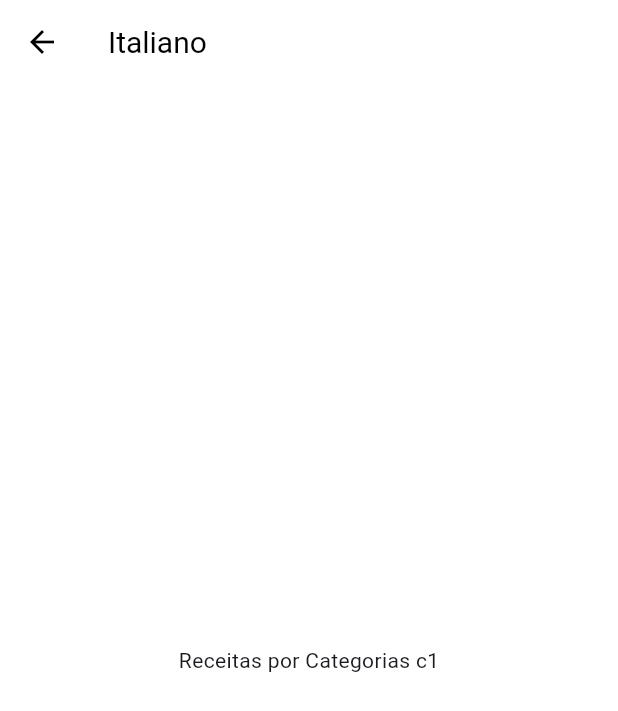
After one commit to absjuniordev/food, a Flutter app: the screen it shows after launch, after a tap on "Italiano", on a phone screen of 412 x 824 dp. The commit adds this screen. Shown: the top 711 px of the screen. Run offline on Flutter 3.47's test engine with Material 3 defaults, Android fonts, the phone set to English and light mode, and no system bars; Roboto replaces fonts that are missing (RobotoCondensed).

Commit message:
Criação do widget de demonstração da categoria

```diff
--- a/lib/components/category_item.dart
+++ b/lib/components/category_item.dart
@@ -1,18 +1,34 @@
 import 'package:flutter/material.dart';
 import 'package:food/model/category.dart';
+import 'package:food/screens/categories_food_screen.dart';
 
 class CategoryItem extends StatelessWidget {
   const CategoryItem(this.category, {super.key});
   final Category category;
 
+  void _selectedCategory(BuildContext context) {
+    Navigator.of(context).push(
+      MaterialPageRoute(
+        builder: (_) {
+          return CategoriesFoodScreen(category: category);
+        },
+      ),
+    );
+  }
+
   @override
   Widget build(BuildContext context) {
-    return Container(
+    return InkWell(
+      borderRadius: BorderRadius.circular(15),
+      splashColor: Theme.of(context).primaryColor,
+      onTap: () {
+        _selectedCategory(context);
+      },
+      child: Container(
         padding: const EdgeInsets.all(15),
         decoration: BoxDecoration(
           borderRadius: BorderRadius.circular(15),
           gradient: LinearGradient(
-
             colors: [
               category.color.withOpacity(0.5),
               category.color,
@@ -25,6 +41,7 @@ class CategoryItem extends StatelessWidget {
           category.title,
           style: Theme.of(context).textTheme.titleLarge,
         ),
+      ),
     );
   }
 }
--- a/lib/main.dart
+++ b/lib/main.dart
@@ -19,6 +19,7 @@ class MyApp extends StatelessWidget {
         canvasColor: const Color.fromRGBO(255, 254, 229, 1),
         fontFamily: 'Raleway',
         textTheme: ThemeData.light().textTheme.copyWith(
+
               titleLarge: const TextStyle(
                 fontSize: 20,
                 fontFamily: 'RobotoCondensed',
--- /dev/null
+++ b/lib/screens/categories_food_screen.dart
@@ -0,0 +1,24 @@
+import 'package:flutter/material.dart';
+import 'package:food/model/category.dart';
+
+class CategoriesFoodScreen extends StatelessWidget {
+
+  const CategoriesFoodScreen({super.key,
+    required this.category,
+  });
+
+
+  final Category category;
+
+  @override
+  Widget build(BuildContext context) {
+    return Scaffold(
+      appBar: AppBar(
+        title:  Text(category.title),
+      ),
+      body:  Center(
+        child: Text('Receitas por Categorias ${category.id}'),
+      ),
+    );
+  }
+}
--- a/lib/screens/categories_screen.dart
+++ b/lib/screens/categories_screen.dart
@@ -23,7 +23,8 @@ class CategoriesScreen extends StatelessWidget {
               mainAxisSpacing: 20),
           children: DUMMY_CATEGORIES.map((cat) {
             return CategoryItem(cat);
-            }).toList()),
+          }).toList(),
+        ),
       ),
     );
   }
```
Lines whose indentation alone changed are shown as unchanged.
